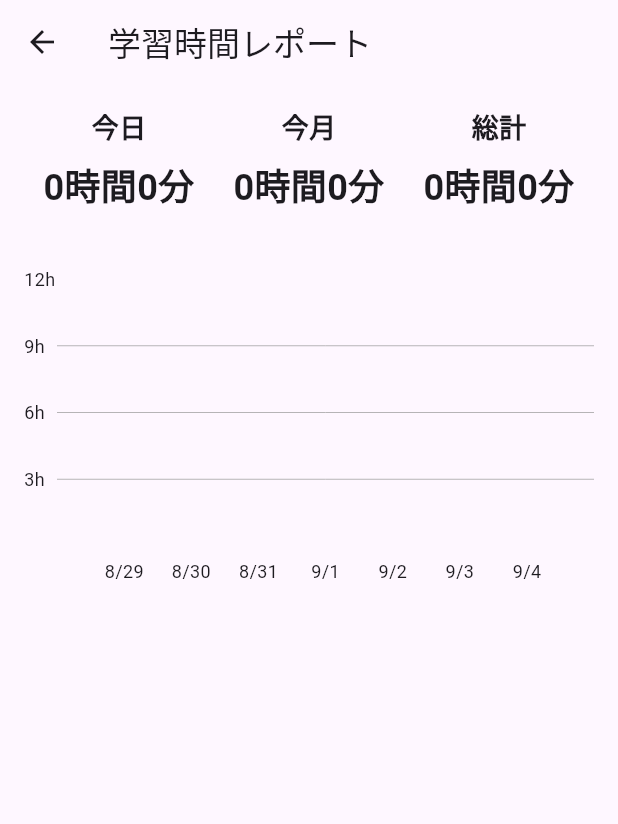
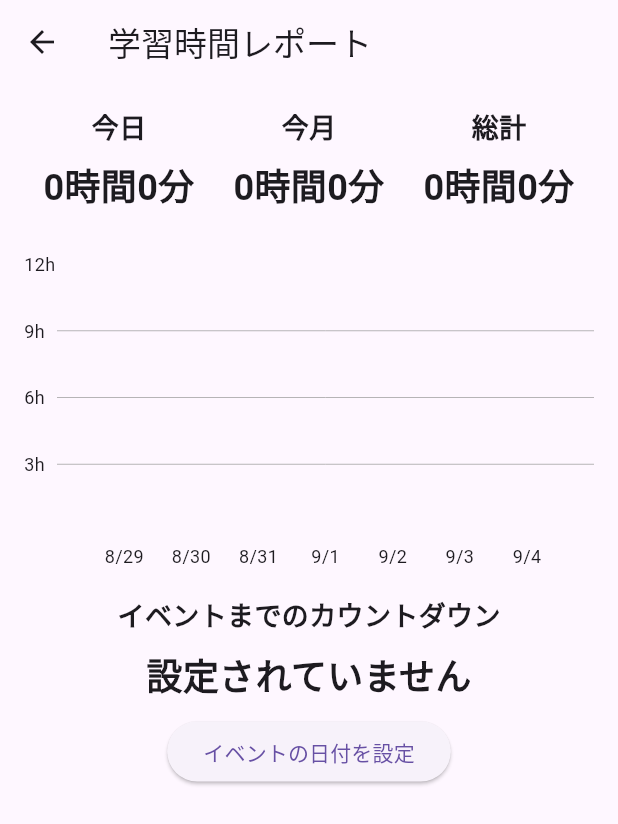
Before and after one commit to Taniguchiyuto/new_hiroyuki, a Flutter app: the PageFour screen opened directly, on a phone screen of 412 x 824 dp. Shown: the top 824 px of the screen. Run offline on Flutter 3.47's test engine with Material 3 defaults, Android fonts, the phone set to English and light mode, and no system bars; drawn by our look-alikes of fl_chart; our stand-ins replace cloud_firestore, firebase_auth, firebase_core; accounts and stored records are empty.

Commit message:
カウントダウン機能および、デバック完成。

```diff
--- a/lib/page_four.dart
+++ b/lib/page_four.dart
@@ -1,6 +1,8 @@
 import 'package:flutter/material.dart';
+import 'package:firebase_auth/firebase_auth.dart';
 import 'package:fl_chart/fl_chart.dart';
 import 'package:cloud_firestore/cloud_firestore.dart';
+import 'package:intl/intl.dart';
 import 'package:intl/intl.dart';
 
 class PageFour extends StatefulWidget {
@@ -11,6 +13,7 @@ class PageFour extends StatefulWidget {
 class _PageFourState extends State<PageFour> {
   final FirebaseFirestore _firestore = FirebaseFirestore.instance;
   String? selectedMaterialTitle;
+  DateTime? targetDate;
   @override
   Widget build(BuildContext context) {
     return Scaffold(
@@ -69,8 +72,7 @@ class _PageFourState extends State<PageFour> {
               ],
             ),
           ),
-          Expanded(
-            child: StreamBuilder<List<BarChartGroupData>>(
+          StreamBuilder<List<BarChartGroupData>>(
             stream: _getBarChartStream(),
             builder: (context, snapshot) {
               if (snapshot.connectionState == ConnectionState.waiting) {
@@ -82,11 +84,11 @@ class _PageFourState extends State<PageFour> {
               }
 
               return Padding(
-                  padding: const EdgeInsets.symmetric(
-                      horizontal: 16.0), // 横のパディングを調整
+                padding:
+                    const EdgeInsets.symmetric(horizontal: 16.0), // 横のパディングを調整
                 child: Column(
                   children: [
-                      SizedBox(height: 20), // 上の表とのスペースを追加
+                    SizedBox(height: 10), // 上の表とのスペースを追加
                     Container(
                       height: 200, // グラフの高さを調整
                       child: BarChart(
@@ -177,8 +179,7 @@ class _PageFourState extends State<PageFour> {
                                       fontSize: 12), // フォントサイズを調整
                                   children: <TextSpan>[
                                     TextSpan(
-                                        text:
-                                            _convertToHoursAndMinutes(rod.toY),
+                                      text: _convertToHoursAndMinutes(rod.toY),
                                       style: TextStyle(
                                           color: Colors.yellow,
                                           fontSize: 12), // フォントサイズを調整
@@ -196,10 +197,57 @@ class _PageFourState extends State<PageFour> {
               );
             },
           ),
+          SizedBox(height: 20),
+          _buildCountdownSection(),
+        ],
+      ),
+    );
+  }
+
+  Widget _buildCountdownSection() {
+    String countdownText = "設定されていません";
+
+    if (targetDate != null) {
+      Duration difference = targetDate!.difference(DateTime.now());
+      countdownText = "${difference.inDays}日";
+    }
+
+    return Padding(
+      padding: const EdgeInsets.all(1.0),
+      child: Column(
+        children: [
+          Text(
+            "イベントまでのカウントダウン",
+            style: TextStyle(fontSize: 18, fontWeight: FontWeight.bold),
+          ),
+          SizedBox(height: 10),
+          Text(
+            countdownText,
+            style: TextStyle(fontSize: 24, fontWeight: FontWeight.bold),
+          ),
+          SizedBox(height: 10),
+          ElevatedButton(
+            onPressed: () => _selectDate(context),
+            child: Text('イベントの日付を設定'),
           ),
         ],
       ),
     );
+  }
+
+  Future<void> _selectDate(BuildContext context) async {
+    final DateTime? picked = await showDatePicker(
+      context: context,
+      initialDate: targetDate ?? DateTime.now(),
+      firstDate: DateTime.now(),
+      lastDate: DateTime(2101),
+    );
+
+    if (picked != null && picked != targetDate) {
+      setState(() {
+        targetDate = picked;
+      });
+    }
   }
 
   Stream<double> _getTodayStudyTimeStream() {
@@ -297,6 +345,9 @@ class _PageFourState extends State<PageFour> {
         String date = logDoc['date']; // 日付
         String materialId = logDoc.reference.parent.parent!.id; // 教材のID
         double studyTime = logDoc['studyTime'].toDouble();
+        final parentRef = logDoc.reference.parent.parent!;
+        final parentDoc = await parentRef.get();
+        print(parentDoc.get('title'));
 
         materialIds.add(materialId); // 教材IDを追加
 
--- a/lib/page_one.dart
+++ b/lib/page_one.dart
@@ -1,10 +1,44 @@
 import 'package:flutter/material.dart';
 import 'package:firebase_auth/firebase_auth.dart'; // FirebaseAuthをインポート
 import 'auth_screen.dart'; // ログイン画面をインポート
+import 'package:intl/intl.dart'; // 日付フォーマット用のパッケージ
 
-class PageOne extends StatelessWidget {
+class PageOne extends StatefulWidget {
+  @override
+  _PageOneState createState() => _PageOneState();
+}
+
+class _PageOneState extends State<PageOne> {
+  DateTime targetDate = DateTime(2024, 12, 31); // デフォルトのターゲット日
+  String formattedTargetDate = "設定されていません"; // 初期状態
+
+  // カウントダウンのロジック
+  Duration _calculateCountdown() {
+    DateTime now = DateTime.now(); // 現在の日付
+    return targetDate.difference(now); // 目標日までの日数差を計算
+  }
+
+  // 日付を選択するメソッド
+  Future<void> _selectDate(BuildContext context) async {
+    final DateTime? picked = await showDatePicker(
+      context: context,
+      initialDate: targetDate, // 初期表示される日付
+      firstDate: DateTime.now(), // 過去の日付は選べないように現在日付を最小日付に設定
+      lastDate: DateTime(2101), // 将来の日付を最大に設定
+    );
+    if (picked != null && picked != targetDate) {
+      setState(() {
+        targetDate = picked; // pickedがnullでない場合のみ代入
+        formattedTargetDate =
+            DateFormat('yyyy/MM/dd').format(targetDate); // 日付をフォーマットして表示
+      });
+    }
+  }
+
   @override
   Widget build(BuildContext context) {
+    Duration countdown = _calculateCountdown(); // カウントダウンを計算
+
     return Scaffold(
       appBar: AppBar(
         title: Text(""),
@@ -25,7 +59,35 @@ class PageOne extends StatelessWidget {
         ],
       ),
       body: Center(
-        child: Text("Welcome to the Home Page!"),
+        child: Column(
+          mainAxisAlignment: MainAxisAlignment.center,
+          children: [
+            Text(
+              "Welcome to the Home Page!",
+              style: TextStyle(fontSize: 24),
+            ),
+            SizedBox(height: 40),
+            Text(
+              "大切なイベントまでのカウントダウン",
+              style: TextStyle(fontSize: 20),
+            ),
+            SizedBox(height: 20),
+            Text(
+              "${countdown.inDays}日",
+              style: TextStyle(fontSize: 48, fontWeight: FontWeight.bold),
+            ),
+            SizedBox(height: 40),
+            Text(
+              "イベントの日付: $formattedTargetDate",
+              style: TextStyle(fontSize: 16),
+            ),
+            SizedBox(height: 20),
+            ElevatedButton(
+              onPressed: () => _selectDate(context), // 日付選択のダイアログを開く
+              child: Text('イベントの日付を設定'),
+            ),
+          ],
+        ),
       ),
     );
   }
```
Lines whose indentation alone changed are shown as unchanged.
